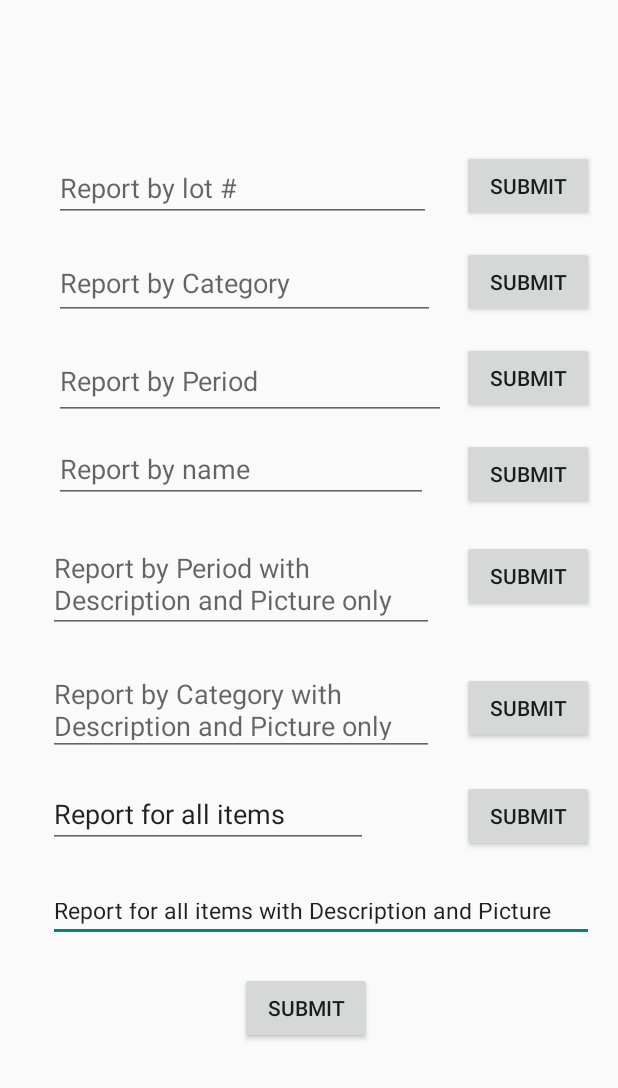
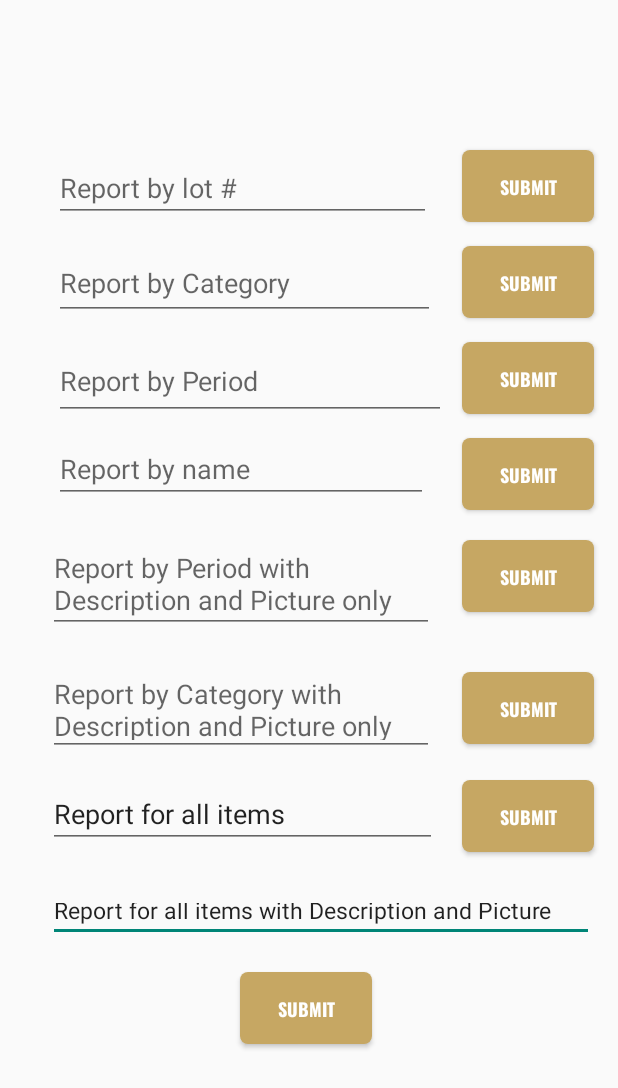
Before and after one commit to MBZ-0/TAAM-Collection-Management-App, an Android app: the layout report_item_fragment.xml on its own in the app's theme, with its tools: preview values and no code run, on a phone screen of 412 x 824 dp. Shown: the top 1088 px of the screen. Run offline under Robolectric (Android 15) with nearby library versions, the phone set to English and light mode, and no system bars.

Commit message:
feat: made report fragment xml consistent with rest of program, added block/show password functionality for the admin login fragment

```diff
--- a/app/src/main/java/com/tbb/taamcollection/MainActivity.java
+++ b/app/src/main/java/com/tbb/taamcollection/MainActivity.java
@@ -32,7 +32,7 @@ public class MainActivity extends AppCompatActivity {
         DatabaseReference myRef = db.getReference("items"); // Adjust the reference as per your database structure
 
         if (savedInstanceState == null) {
-            loadFragment(new ReportItemFragment(), "HomeFragment");
+            loadFragment(new AdminLoginFragment(), "HomeFragment");
         }
     }
 
--- a/app/src/main/res/layout/report_item_fragment.xml
+++ b/app/src/main/res/layout/report_item_fragment.xml
@@ -82,6 +82,9 @@
 
     <Button
         android:id="@+id/name_submit"
+        style="@style/ButtonStyle"
+        android:background="@drawable/button_background"
+        android:fontFamily="@font/oswald_bold"
         android:layout_width="wrap_content"
         android:layout_height="wrap_content"
         android:layout_marginStart="308dp"
@@ -94,6 +97,9 @@
 
     <Button
         android:id="@+id/cat_submit"
+        style="@style/ButtonStyle"
+        android:background="@drawable/button_background"
+        android:fontFamily="@font/oswald_bold"
         android:layout_width="wrap_content"
         android:layout_height="wrap_content"
         android:layout_marginStart="308dp"
@@ -106,6 +112,9 @@
 
     <Button
         android:id="@+id/cat_dpsubmit"
+        style="@style/ButtonStyle"
+        android:background="@drawable/button_background"
+        android:fontFamily="@font/oswald_bold"
         android:layout_width="wrap_content"
         android:layout_height="wrap_content"
         android:layout_marginStart="308dp"
@@ -118,6 +127,10 @@
 
     <Button
         android:id="@+id/period_submit"
+        style="@style/ButtonStyle"
+        android:background="@drawable/button_background"
+        android:fontFamily="@font/oswald_bold"
+
         android:layout_width="wrap_content"
         android:layout_height="wrap_content"
         android:layout_marginStart="308dp"
@@ -130,6 +143,9 @@
 
     <Button
         android:id="@+id/period_dpsubmit"
+        style="@style/ButtonStyle"
+        android:background="@drawable/button_background"
+        android:fontFamily="@font/oswald_bold"
         android:layout_width="wrap_content"
         android:layout_height="wrap_content"
         android:layout_marginStart="308dp"
@@ -143,6 +159,9 @@
 
     <Button
         android:id="@+id/all_submit"
+        style="@style/ButtonStyle"
+        android:background="@drawable/button_background"
+        android:fontFamily="@font/oswald_bold"
         android:layout_width="wrap_content"
         android:layout_height="wrap_content"
         android:layout_marginStart="308dp"
@@ -155,6 +174,9 @@
 
     <Button
         android:id="@+id/all_dpsubmit"
+        style="@style/ButtonStyle"
+        android:background="@drawable/button_background"
+        android:fontFamily="@font/oswald_bold"
         android:layout_width="wrap_content"
         android:layout_height="wrap_content"
         android:layout_marginStart="160dp"
@@ -179,6 +201,12 @@
 
     <Button
         android:id="@+id/lot_submit"
+
+        style="@style/ButtonStyle"
+        android:background="@drawable/button_background"
+        android:fontFamily="@font/oswald_bold"
+
+
         android:layout_width="wrap_content"
         android:layout_height="wrap_content"
         android:layout_marginStart="308dp"
@@ -191,8 +219,8 @@
 
     <EditText
         android:id="@+id/editTextText"
-        android:layout_width="wrap_content"
-        android:layout_height="wrap_content"
+        android:layout_width="259dp"
+        android:layout_height="45dp"
         android:layout_marginStart="32dp"
         android:layout_marginTop="520dp"
         android:ems="10"
```
Also changed, not shown: app/src/main/java/com/tbb/taamcollection/AdminLoginFragment.java (+18 -1 lines), app/src/main/res/layout/admin_login_fragment.xml (+15 -0 lines).
